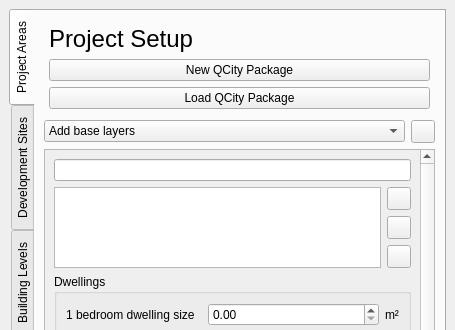
Qt form qcity/ui/dockwidget_main.ui (north-road/QCity) before a commit; both pictures show x 0 to 455 and y 0 to 330 of the 455 by 639 pixel window.
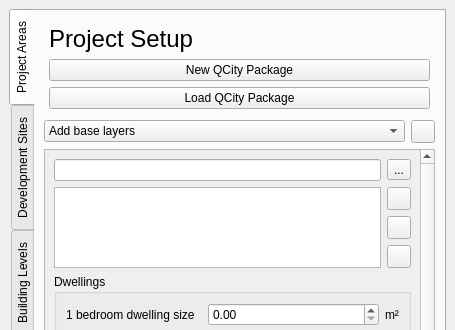
The same form after that commit. Custom widgets are drawn as their Qt base class.

```diff
--- a/qcity/ui/dockwidget_main.ui
+++ b/qcity/ui/dockwidget_main.ui
@@ -81,7 +81,21 @@
            </property>
            <layout class="QVBoxLayout" name="verticalLayout_7">
             <item>
-             <widget class="QgsFilterLineEdit" name="project_areas_filter_line_edit"/>
+             <layout class="QHBoxLayout" name="horizontalLayout_5">
+              <property name="topMargin">
+               <number>0</number>
+              </property>
+              <item>
+               <widget class="QgsFilterLineEdit" name="project_areas_filter_line_edit"/>
+              </item>
+              <item>
+               <widget class="QToolButton" name="project_areas_filter_by_bounds">
+                <property name="text">
+                 <string>...</string>
+                </property>
+               </widget>
+              </item>
+             </layout>
             </item>
             <item>
              <layout class="QHBoxLayout" name="horizontalLayout_3">
```
Left out of the diff: 32 changed lines with no effect on the pictures.
